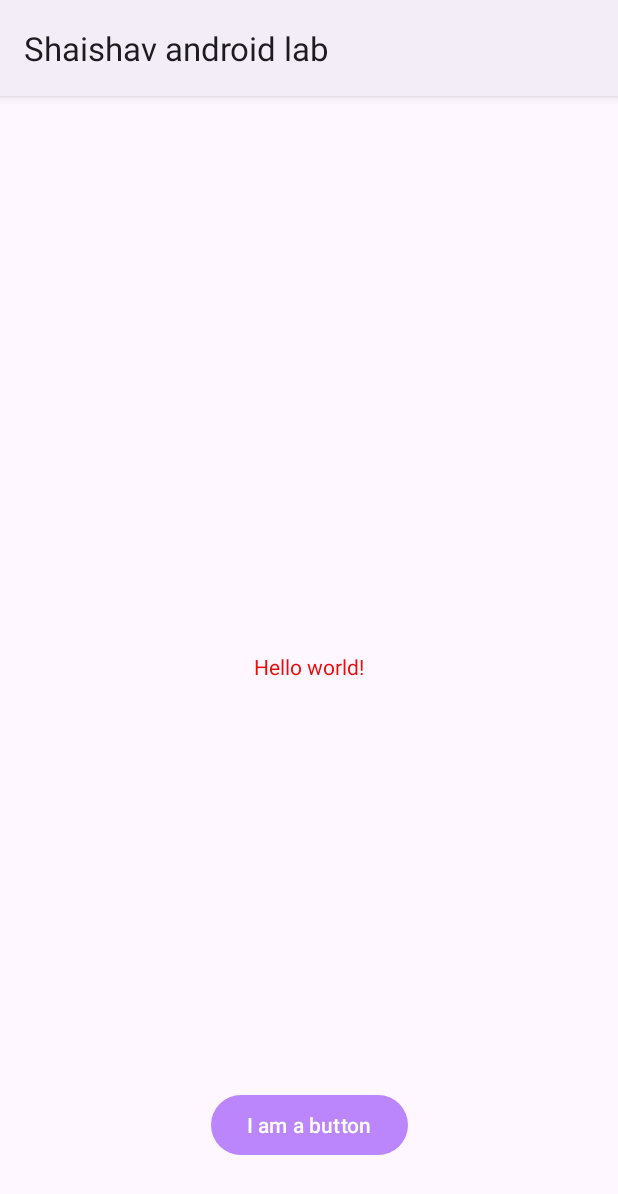
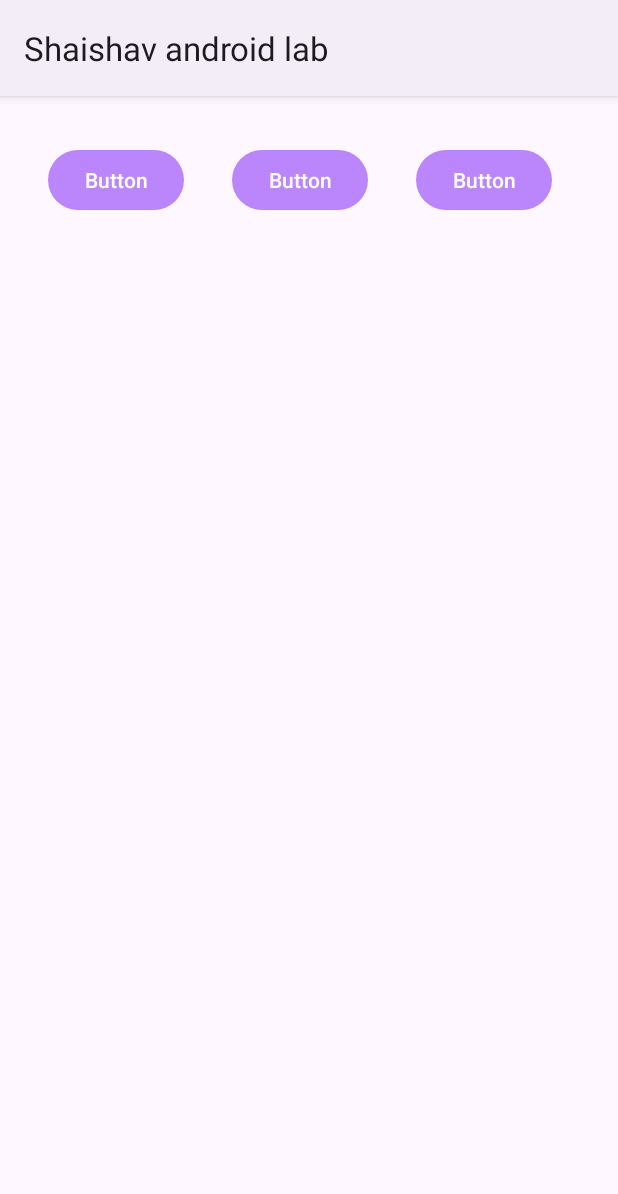
Before and after one commit to ShaishavGoyal/Shaishav_android_lab, an Android app: the screen it shows after launch (MainActivity), on a phone screen of 412 x 824 dp. Shown: the top 1194 px of the screen. Run offline under Robolectric (Android 15) with nearby library versions, the phone set to English and light mode, and no system bars.

Commit message:
Finished step 2

```diff
--- a/app/src/main/res/layout/activity_main.xml
+++ b/app/src/main/res/layout/activity_main.xml
@@ -6,23 +6,32 @@
     android:layout_height="match_parent"
     tools:context=".MainActivity">
 
-    <TextView
+
+    <Button
+        android:id="@+id/button1"
         android:layout_width="wrap_content"
         android:layout_height="wrap_content"
-        android:text="@string/hello_message"
-        app:layout_constraintBottom_toBottomOf="parent"
-        app:layout_constraintEnd_toEndOf="parent"
+        android:layout_marginStart="32dp"
+        android:layout_marginTop="32dp"
+        android:text="@string/button1"
         app:layout_constraintStart_toStartOf="parent"
         app:layout_constraintTop_toTopOf="parent" />
 
     <Button
+        android:id="@+id/button2"
         android:layout_width="wrap_content"
         android:layout_height="wrap_content"
-        android:layout_marginBottom="50dp"
-        android:text="@string/button_message"
-        app:layout_constraintBottom_toBottomOf="parent"
-        app:layout_constraintEnd_toEndOf="parent"
-        app:layout_constraintHorizontal_bias="0.5"
-        app:layout_constraintStart_toStartOf="parent" />
+        android:layout_marginStart="32dp"
+        android:text="@string/button2"
+        app:layout_constraintStart_toEndOf="@+id/button1"
+        app:layout_constraintTop_toTopOf="@+id/button1" />
 
+    <Button
+        android:id="@+id/button3"
+        android:layout_width="wrap_content"
+        android:layout_height="wrap_content"
+        android:layout_marginStart="32dp"
+        android:text="@string/button3"
+        app:layout_constraintStart_toEndOf="@+id/button2"
+        app:layout_constraintTop_toTopOf="@+id/button2" />
 </androidx.constraintlayout.widget.ConstraintLayout>
--- a/app/src/main/res/values/strings.xml
+++ b/app/src/main/res/values/strings.xml
@@ -2,4 +2,7 @@
     <string name="app_name">Shaishav android lab</string>
     <string name="hello_message">Hello world!</string>
     <string name="button_message">I am a button</string>
+    <string name="button1">Button</string>
+    <string name="button2">Button</string>
+    <string name="button3">Button</string>
 </resources>
```
Also changed, not shown: 1 other file.
